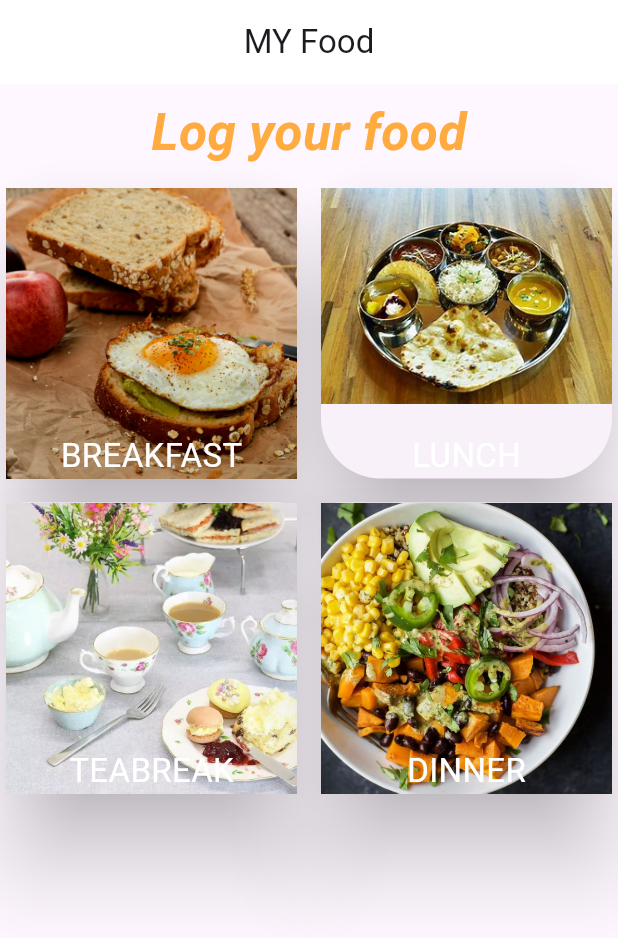
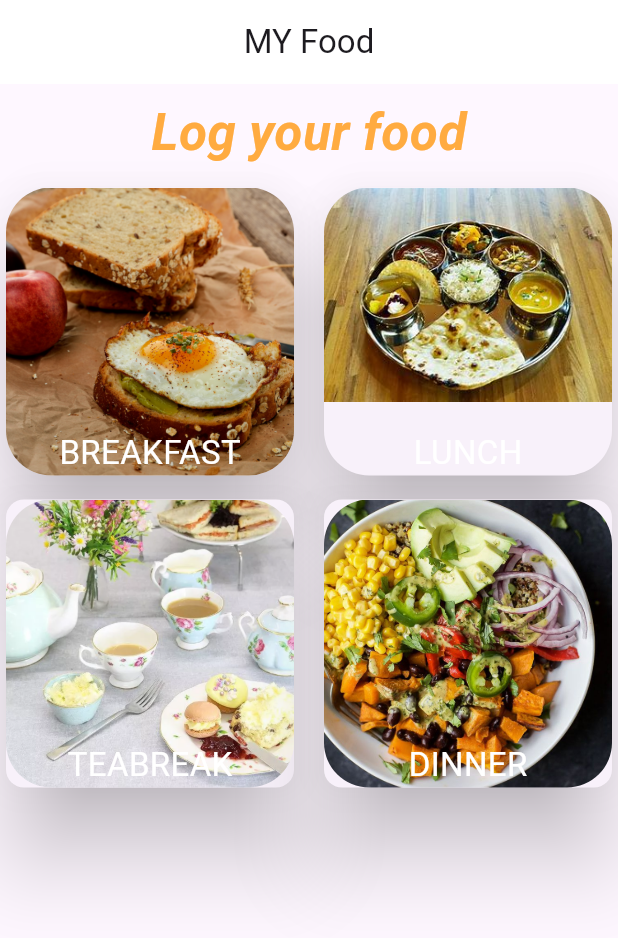
Before and after one commit to Tanujs1994/Calorie-app, a Flutter app: the screen it shows after launch, on a phone screen of 412 x 824 dp. Shown: the top 938 px of the screen. Run offline on Flutter 3.47's test engine with Material 2 defaults, Android fonts, the phone set to English and light mode, and no system bars.

Commit message:
made it image circular

```diff
--- a/lib/Intropage.dart
+++ b/lib/Intropage.dart
@@ -28,14 +28,14 @@ class IntroPage extends StatelessWidget{
           Expanded(
             child: GridView.count(crossAxisCount: 2,
             mainAxisSpacing: 8,
-            crossAxisSpacing: 8,
+            crossAxisSpacing: 12,
 
             children: [
               Card(
                 elevation: 25,
-                shape: RoundedRectangleBorder(borderRadius: BorderRadius.all(Radius.circular(40))),
+                shape: RoundedRectangleBorder(borderRadius: BorderRadius.all(Radius.circular(30))),
                 child: Stack(children:[
-                  Image.asset('assets/images/breakfast.jpg'),
+                  ClipRRect(borderRadius: BorderRadius.all(Radius.circular(30)),child: Image.asset('assets/images/breakfast.jpg')),
                   Container(
                     alignment: Alignment.bottomCenter,
                     child: Text('BREAKFAST',style: TextStyle(fontSize: 22,color: Colors.white),),
@@ -45,9 +45,9 @@ class IntroPage extends StatelessWidget{
 
               Card(
                 elevation: 25,
-                shape: RoundedRectangleBorder(borderRadius: BorderRadius.all(Radius.circular(40))),
+                shape: RoundedRectangleBorder(borderRadius: BorderRadius.all(Radius.circular(30))),
                 child: Stack(children:[
-                  Image.asset('assets/images/lunch.jpg'),
+                  ClipRRect(borderRadius: BorderRadius.only(topLeft:Radius.circular(30), topRight: Radius.circular(30) ),child: Image.asset('assets/images/lunch.jpg')),
                   Container(alignment: Alignment.bottomCenter,
                   child: Text('LUNCH', style: TextStyle(fontSize: 22, color: Colors.white),))
                 ] ),
@@ -55,7 +55,7 @@ class IntroPage extends StatelessWidget{
               Card(
                 elevation: 25,
                 child: Stack(children:[
-                  Image.asset('assets/images/teabreak.jpg'),
+                  ClipRRect(borderRadius: BorderRadius.all(Radius.circular(30)),child: Image.asset('assets/images/teabreak.jpg')),
                   Container(alignment: Alignment.bottomCenter,
                   child: Text('TEABREAK',style: TextStyle(fontSize: 22, color: Colors.white)))
                 ] ),
@@ -63,7 +63,7 @@ class IntroPage extends StatelessWidget{
               Card(
                 elevation: 25,
                 child: Stack(children:[
-                 Image.asset('assets/images/dinner.jpg'),
+                 ClipRRect(borderRadius: BorderRadius.all(Radius.circular(30)),child: Image.asset('assets/images/dinner.jpg')),
                  Container(alignment: Alignment.bottomCenter,
                  child: Text('DINNER',style: TextStyle(fontSize: 22, color: Colors.white)))
                 ]
```
